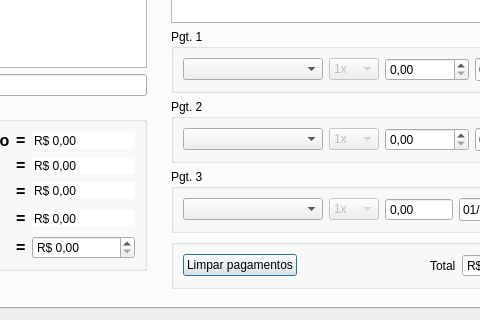
Above: venda.ui from lellisls/ERP-STACCATO before the change; both pictures show x 400 to 880 and y 289 to 609 of the 1084 by 609 pixel window. Below: the same form after it.
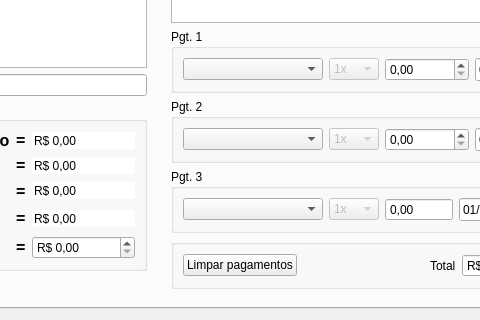
That is the form after the change. Custom widgets are drawn as their Qt base class.

Commit message: Alterações em Venda

```diff
--- a/venda.ui
+++ b/venda.ui
@@ -896,6 +896,9 @@
                  <property name="text">
                   <string>Limpar pagamentos</string>
                  </property>
+                 <property name="autoDefault">
+                  <bool>false</bool>
+                 </property>
                 </widget>
                </item>
               </layout>
```
The commit also changes 1 other file.
